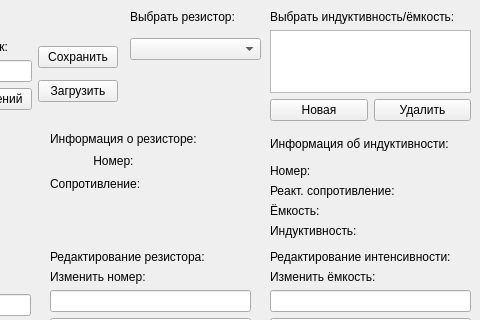
Old version of the form mainwindow.ui in the repository Sonanted/ooplab1; both pictures show x 180 to 660 and y 0 to 320 of the 660 by 550 pixel window.
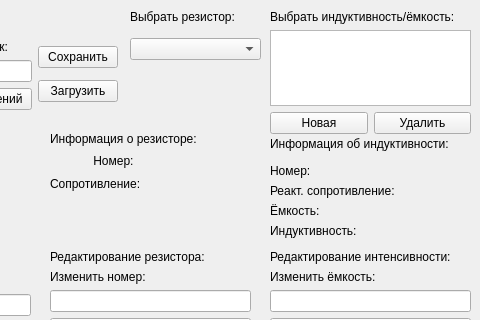
New version of the form.

```diff
--- a/mainwindow.ui
+++ b/mainwindow.ui
@@ -271,7 +271,7 @@
      <x>450</x>
      <y>10</y>
      <width>201</width>
-     <height>111</height>
+     <height>124</height>
     </rect>
    </property>
    <layout class="QVBoxLayout" name="verticalLayout_15">
@@ -309,7 +309,7 @@
     </item>
    </layout>
   </widget>
-  <widget class="QWidget" name="">
+  <widget class="QWidget" name="layoutWidget">
    <property name="geometry">
     <rect>
      <x>450</x>
@@ -408,7 +408,7 @@
     </item>
    </layout>
   </widget>
-  <widget class="QWidget" name="">
+  <widget class="QWidget" name="layoutWidget">
    <property name="geometry">
     <rect>
      <x>230</x>
@@ -482,7 +482,7 @@
     </item>
    </layout>
   </widget>
-  <widget class="QWidget" name="">
+  <widget class="QWidget" name="layoutWidget">
    <property name="geometry">
     <rect>
      <x>10</x>
@@ -522,7 +522,7 @@
     </item>
    </layout>
   </widget>
-  <widget class="QWidget" name="">
+  <widget class="QWidget" name="layoutWidget">
    <property name="geometry">
     <rect>
      <x>450</x>
```
Left out of the diff: 2 changed lines with no effect on the pictures.
